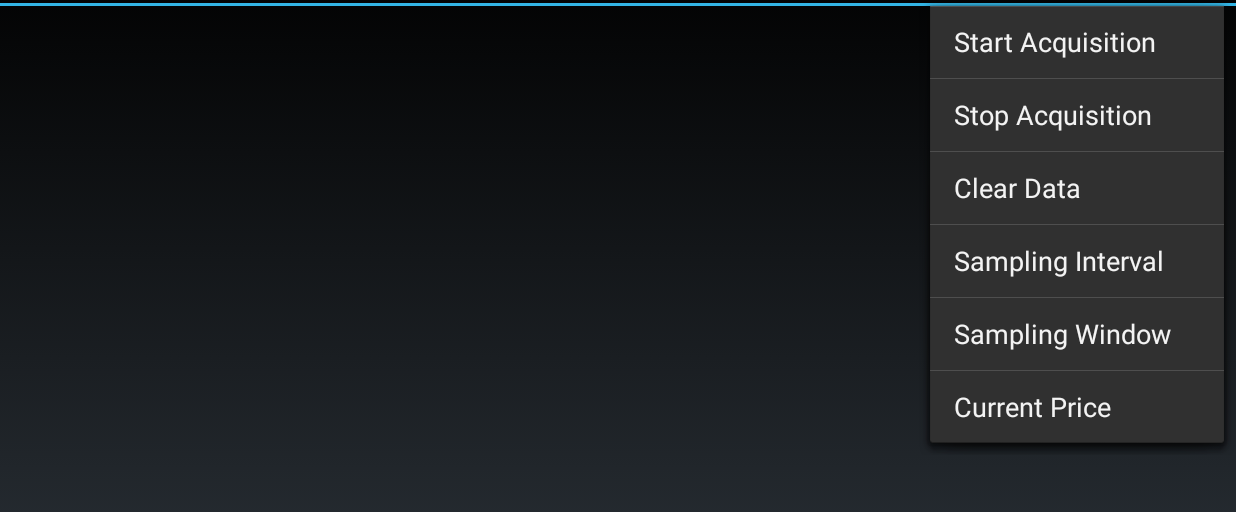
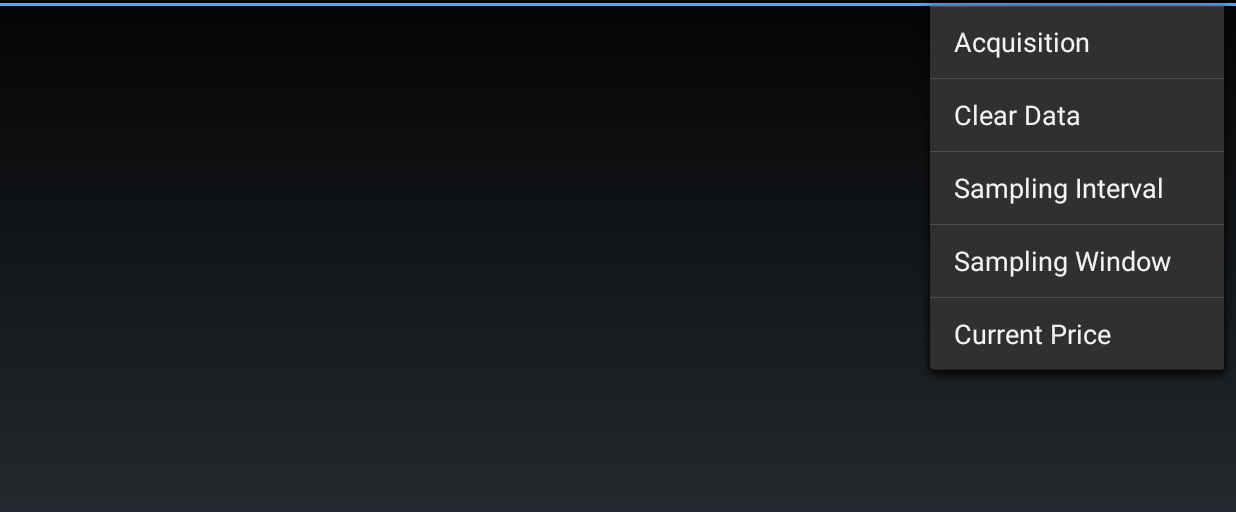
Before and after one commit to abid-mujtaba/BitcoinTracker, an Android app: the screen it shows after launch (MainActivity), with the options menu open, on a phone screen of 824 x 412 dp (held sideways), the part 54-566 px from its top. Run offline under Robolectric (Android 15) with nearby library versions, the phone set to English and light mode, and no system bars.

Commit message:
Packages acquisition control in to a separate AlertDialog.

```diff
--- a/bitcointracker/src/main/res/menu/main.xml
+++ b/bitcointracker/src/main/res/menu/main.xml
@@ -4,12 +4,8 @@
     tools:context="com.abid_mujtaba.bitcoin.tracker.MainActivity" >
 
     <item
-        android:id="@+id/start_fetch"
-        android:title="Start Acquisition"/>
-
-    <item
-        android:id="@+id/stop_fetch"
-        android:title="Stop Acquisition"/>
+        android:id="@+id/acquisition"
+        android:title="Acquisition"/>
 
     <item android:id="@+id/clear_data"
           android:title="Clear Data"/>
```
Also changed, not shown: bitcointracker/src/main/java/com/abid_mujtaba/bitcoin/tracker/MainActivity.java (+69 -36 lines).
